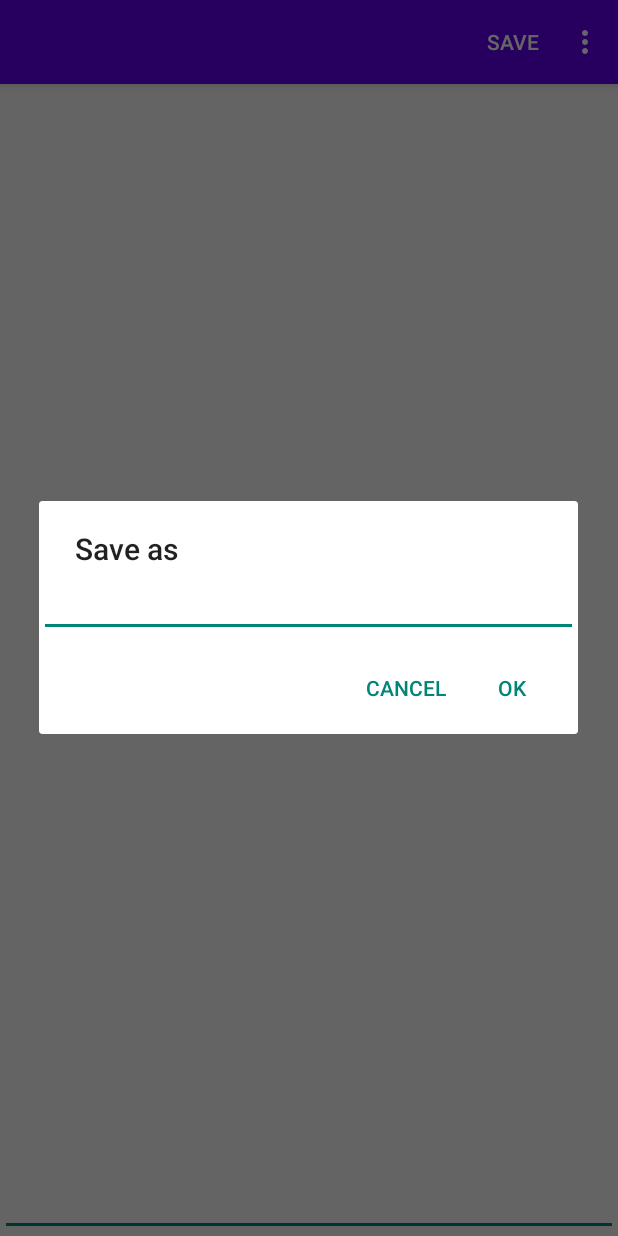
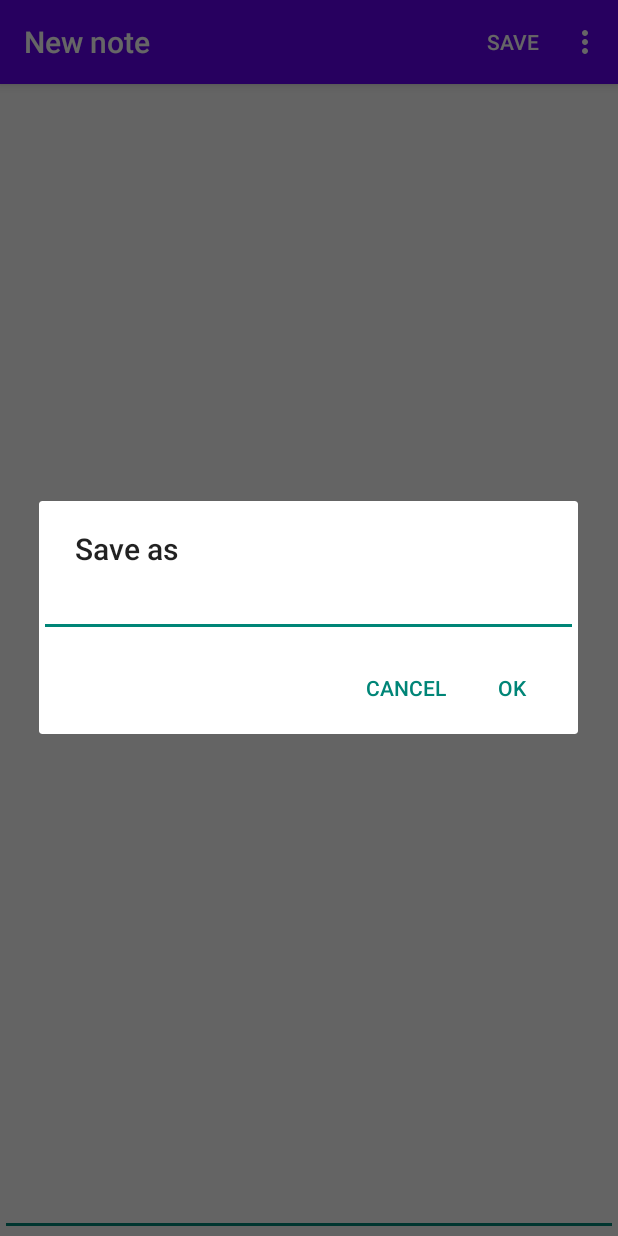
Before and after one commit to AS-Juliett/XtremeDnotes, an Android app: the EditNoteActivity screen opened directly, with no data from a screen before it, after a tap on "SAVE", on a phone screen of 412 x 824 dp. Run offline under Robolectric (Android 15) with nearby library versions, the phone set to English and light mode, and no system bars.

Commit message:
Add placeholder name

```diff
--- a/app/src/main/java/com/example/xtremednotes/activity/EditNoteActivity.java
+++ b/app/src/main/java/com/example/xtremednotes/activity/EditNoteActivity.java
@@ -173,9 +173,8 @@ public class EditNoteActivity extends AppCompatActivity {
             } catch (FileNotFoundException e) {
                 e.printStackTrace();
             }
-        }
-        else{
-            getSupportActionBar().setTitle("");
+        } else {
+            getSupportActionBar().setTitle("New note");
         }
     }
 
```
